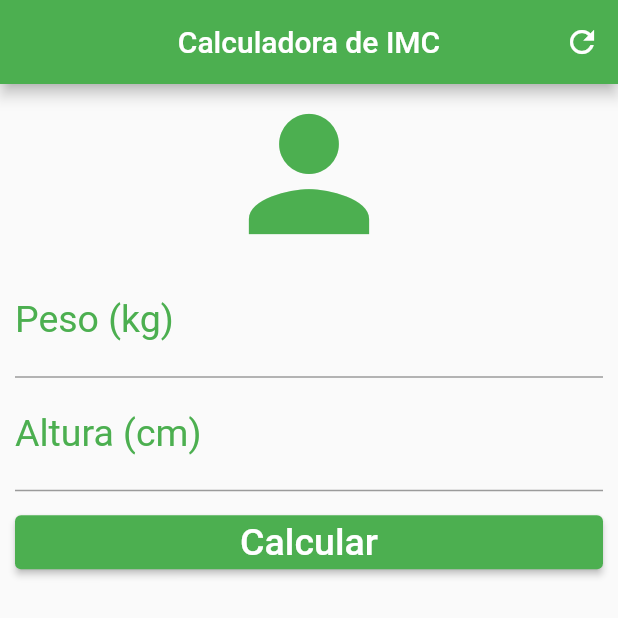
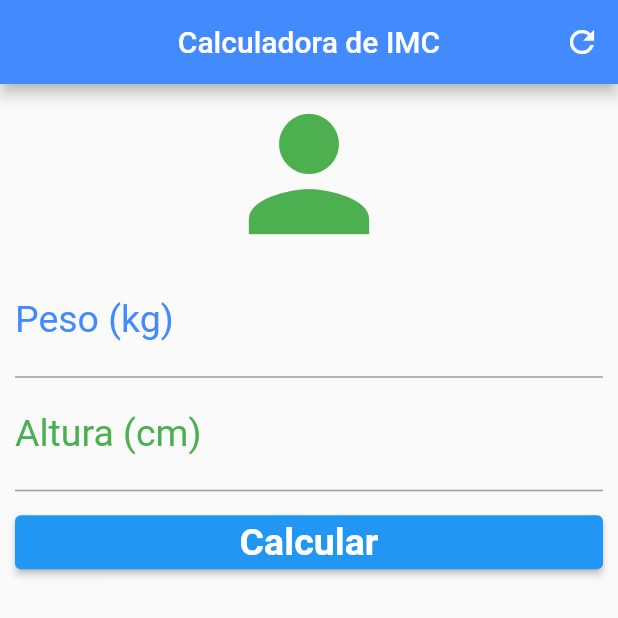
Before and after one commit to arturRDC/imc_calc_v2, a Flutter app: the screen it shows after launch, after a tap on "Calcular", after a tap on the "refresh" icon, on a phone screen of 412 x 824 dp, the top half of it. Run offline on Flutter 3.47's test engine with Material 2 defaults, Android fonts, the phone set to English and light mode, and no system bars.

Commit message:
Fim da aula

```diff
--- a/lib/main.dart
+++ b/lib/main.dart
@@ -1,146 +1,11 @@
-// import 'dart:html';
-
+import 'package:flutter/cupertino.dart';
 import 'package:flutter/material.dart';
 
-void main() {
+import './ui/home.dart';
+
+void main(List<String> args) {
   runApp(MaterialApp(
-    title: "Calculadora IMC",
-    theme: ThemeData(
-      primarySwatch: Colors.green,
-    ),
+    title: 'Calculadora IMC v2',
     home: Home(),
   ));
 }
-
-class Home extends StatefulWidget {
-  @override
-  _HomeState createState() => _HomeState();
-}
-
-class _HomeState extends State<Home> {
-  TextEditingController pesoController = TextEditingController();
-  TextEditingController alturaController = TextEditingController();
-  GlobalKey<FormState> _formKey = GlobalKey<FormState>();
-  String _textInfo = "";
-
-  void _resetCampos() {
-    _formKey.currentState?.reset();
-    pesoController.clear();
-    alturaController.clear();
-    setState(() {
-      _textInfo = "";
-    });
-  }
-
-  void _calcular() {
-    setState(() {
-      double peso = double.parse(pesoController.text);
-      double altura = double.parse(alturaController.text) / 100;
-      double imc = peso / (altura * altura);
-      debugPrint("imc: $imc");
-      if (imc < 18.6) {
-        _textInfo = "Abaixo do peso (${imc.toStringAsPrecision(4)})";
-      } else if (imc >= 18.6 && imc < 24.9) {
-        _textInfo = "Peso ideal (${imc.toStringAsPrecision(4)})";
-      } else if (imc >= 24.9 && imc < 29.9) {
-        _textInfo = "Levemente acima do peso (${imc.toStringAsPrecision(4)})";
-      } else if (imc >= 29.9 && imc < 34.9) {
-        _textInfo = "Obesidade Grau I (${imc.toStringAsPrecision(4)})";
-      } else if (imc >= 34.9 && imc < 39.9) {
-        _textInfo = "Obesidade Grau II (${imc.toStringAsPrecision(4)})";
-      } else if (imc >= 40) {
-        _textInfo = "Obesidade Grau III (${imc.toStringAsPrecision(4)})";
-      }
-    });
-  }
-
-  @override
-  Widget build(BuildContext context) {
-    return Scaffold(
-      appBar: AppBar(
-        title: Text("Calculadora de IMC"),
-        centerTitle: true,
-        actions: [
-          IconButton(
-            icon: Icon(Icons.refresh),
-            onPressed: _resetCampos,
-          )
-        ],
-      ),
-      body: SingleChildScrollView(
-          padding: EdgeInsets.fromLTRB(10.0, 0.0, 10.0, 0.0),
-          child: Form(
-            key: _formKey,
-            child: Column(
-              crossAxisAlignment: CrossAxisAlignment.stretch,
-              children: [
-                Icon(Icons.person, size: 120, color: Colors.green),
-                TextFormField(
-                  keyboardType: TextInputType.number,
-                  decoration: InputDecoration(
-                    labelText: "Peso (kg)",
-                    labelStyle: TextStyle(color: Colors.green),
-                  ),
-                  textAlign: TextAlign.center,
-                  style: TextStyle(color: Colors.green, fontSize: 25.0),
-                  controller: pesoController,
-                  validator: (value) {
-                    if (value!.isEmpty) {
-                      return "Insira seu peso!";
-                    } else {
-                      return null;
-                    }
-                  },
-                ),
-                TextFormField(
-                  keyboardType: TextInputType.number,
-                  decoration: InputDecoration(
-                    labelText: "Altura (cm)",
-                    labelStyle: TextStyle(color: Colors.green),
-                  ),
-                  textAlign: TextAlign.center,
-                  style: TextStyle(color: Colors.green, fontSize: 25.0),
-                  controller: alturaController,
-                  validator: (value) {
-                    if (value!.isEmpty) {
-                      return "Insira sua altura!";
-                    } else {
-                      return null;
-                    }
-                  },
-                ),
-                Padding(
-                  padding: EdgeInsets.only(
-                    top: 10.0,
-                    bottom: 10.0,
-                  ),
-                  child: ButtonTheme(
-                      height: 50.0,
-                      highlightColor: Colors.amber,
-                      child: ElevatedButton(
-                        onPressed: () {
-                          if (_formKey.currentState!.validate()) _calcular();
-                        },
-                        child: Text(
-                          "Calcular",
-                          style: TextStyle(
-                            color: Colors.white,
-                            fontSize: 25.0,
-                          ),
-                        ),
-                      )),
-                ),
-                Text(
-                  _textInfo,
-                  textAlign: TextAlign.center,
-                  style: TextStyle(
-                    color: Colors.green,
-                    fontSize: 25.0,
-                  ),
-                )
-              ],
-            ),
-          )),
-    );
-  }
-}
--- /dev/null
+++ b/lib/ui/home.dart
@@ -0,0 +1,139 @@
+// import 'dart:html';
+
+import 'package:flutter/material.dart';
+
+class Home extends StatefulWidget {
+  @override
+  _HomeState createState() => _HomeState();
+}
+
+class _HomeState extends State<Home> {
+  TextEditingController pesoController = TextEditingController();
+  TextEditingController alturaController = TextEditingController();
+  GlobalKey<FormState> _formKey = GlobalKey<FormState>();
+  String _textInfo = "";
+
+  void _resetCampos() {
+    pesoController = TextEditingController();
+    alturaController = TextEditingController();
+    _formKey.currentState!.reset();
+  }
+
+  void _calcular() {
+    String _texto = "";
+    String _imagem = "";
+
+    double peso = double.parse(pesoController.text);
+    double altura = double.parse(alturaController.text) / 100;
+
+    double imc = peso / (altura * altura);
+
+    if (imc < 18.6) {
+      _textInfo = "Abaixo do peso (${imc.toStringAsPrecision(4)})";
+    } else if (imc >= 18.6 && imc < 24.9) {
+      _textInfo = "Peso ideal (${imc.toStringAsPrecision(4)})";
+    } else if (imc >= 24.9 && imc < 29.9) {
+      _textInfo = "Levemente acima do peso (${imc.toStringAsPrecision(4)})";
+    } else if (imc >= 29.9 && imc < 34.9) {
+      _textInfo = "Obesidade Grau I (${imc.toStringAsPrecision(4)})";
+    } else if (imc >= 34.9 && imc < 39.9) {
+      _textInfo = "Obesidade Grau II (${imc.toStringAsPrecision(4)})";
+    } else if (imc >= 40) {
+      _textInfo = "Obesidade Grau III (${imc.toStringAsPrecision(4)})";
+    }
+  }
+
+  @override
+  Widget build(BuildContext context) {
+    return Scaffold(
+      appBar: AppBar(
+        title: Text("Calculadora de IMC"),
+        centerTitle: true,
+        backgroundColor: Colors.blueAccent,
+        actions: [
+          IconButton(
+            icon: Icon(Icons.refresh),
+            onPressed: _resetCampos,
+          )
+        ],
+      ),
+      body: SingleChildScrollView(
+          padding: EdgeInsets.fromLTRB(10.0, 0.0, 10.0, 0.0),
+          child: Form(
+            key: _formKey,
+            child: Column(
+              crossAxisAlignment: CrossAxisAlignment.stretch,
+              children: [
+                Icon(Icons.person, size: 120, color: Colors.green),
+                TextFormField(
+                  keyboardType: TextInputType.number,
+                  decoration: InputDecoration(
+                    labelText: "Peso (kg)",
+                    labelStyle: TextStyle(color: Colors.blueAccent),
+                  ),
+                  textAlign: TextAlign.center,
+                  style: TextStyle(color: Colors.green, fontSize: 25.0),
+                  controller: pesoController,
+                  validator: (value) {
+                    if (value!.isEmpty) {
+                      return "Insira seu peso!";
+                    } else {
+                      return null;
+                    }
+                  },
+                ),
+                TextFormField(
+                  keyboardType: TextInputType.number,
+                  decoration: InputDecoration(
+                    labelText: "Altura (cm)",
+                    labelStyle: TextStyle(color: Colors.green),
+                  ),
+                  textAlign: TextAlign.center,
+                  style: TextStyle(color: Colors.green, fontSize: 25.0),
+                  controller: alturaController,
+                  validator: (value) {
+                    if (value!.isEmpty) {
+                      return "Insira sua altura!";
+                    } else {
+                      return null;
+                    }
+                  },
+                ),
+                Padding(
+                  padding: EdgeInsets.only(
+                    top: 10.0,
+                    bottom: 10.0,
+                  ),
+                  child: ElevatedButton(
+                    onPressed: () {
+                      if (_formKey.currentState!.validate()) _calcular();
+                    },
+                    child: Text(
+                      "Calcular",
+                      style: TextStyle(
+                        color: Colors.white,
+                        fontSize: 25.0,
+                      ),
+                    ),
+                    style: ElevatedButton.styleFrom(
+                      textStyle: TextStyle(
+                        fontSize: 30,
+                        fontWeight: FontWeight.bold,
+                      ),
+                    ),
+                  ),
+                ),
+                Text(
+                  _textInfo,
+                  textAlign: TextAlign.center,
+                  style: TextStyle(
+                    color: Colors.green,
+                    fontSize: 25.0,
+                  ),
+                )
+              ],
+            ),
+          )),
+    );
+  }
+}
--- a/pubspec.yaml
+++ b/pubspec.yaml
@@ -60,9 +60,9 @@ flutter:
   uses-material-design: true
 
   # To add assets to your application, add an assets section, like this:
-  # assets:
-  #   - images/a_dot_burr.jpeg
-  #   - images/a_dot_ham.jpeg
+  assets:
+    - imagens/a_dot_burr.jpeg
+    - imagens/a_dot_ham.jpeg
 
   # An image asset can refer to one or more resolution-specific "variants", see
   # https://flutter.dev/assets-and-images/#resolution-aware
```
Also changed, not shown: lib/ui/result.dart (added, +39 -0 lines).
